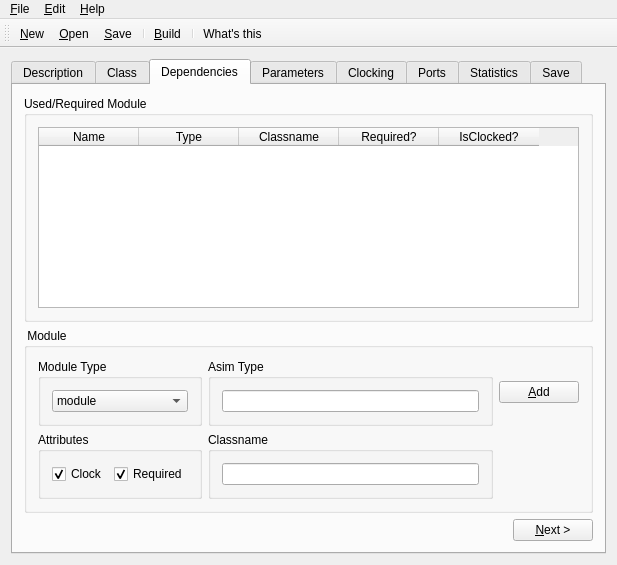
AWB-Tools/awb, file tools/awb/awb-wizard/awb_wizard.ui: the form before one commit.
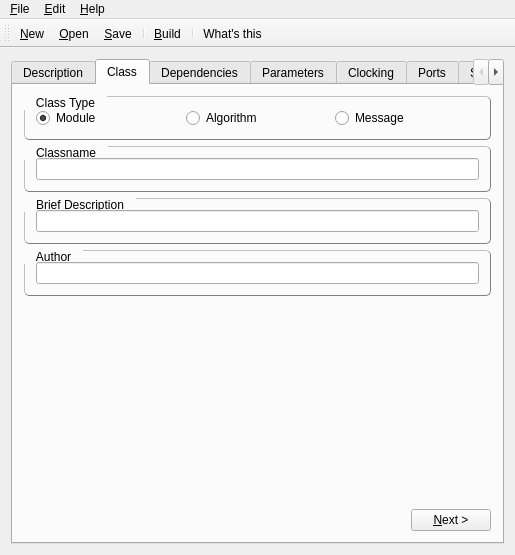
The form after the commit. The open tabs and pages were chosen to show the change. Icons and pictures are not drawn.

What changed in the file:
```diff
--- a/tools/awb/awb-wizard/awb_wizard.ui
+++ b/tools/awb/awb-wizard/awb_wizard.ui
@@ -7,8 +7,8 @@
    <rect>
     <x>0</x>
     <y>0</y>
-    <width>617</width>
-    <height>565</height>
+    <width>515</width>
+    <height>555</height>
    </rect>
   </property>
   <property name="windowTitle">
@@ -27,7 +27,7 @@
       <property name="currentIndex">
        <number>0</number>
       </property>
-      <widget class="QWidget" name="tab">
+      <widget class="QWidget" name="tab_1">
        <attribute name="title">
         <string>Description</string>
        </attribute>
@@ -229,7 +229,7 @@
         </item>
        </layout>
       </widget>
-      <widget class="QWidget" name="tab_1">
+      <widget class="QWidget" name="tab_2">
        <attribute name="title">
         <string>Class</string>
        </attribute>
@@ -248,6 +248,24 @@
           <property name="whatsThis">
            <string>Select the kind of module this class implements. The available types are: module for a normal module, algorithm for modules that simply provide a method call based interface and message for modules that implement the messages that are passed on ports.</string>
           </property>
+          <property name="styleSheet">
+           <string notr="true">QGroupBox {
+     border: 1px solid gray;
+     border-radius: 5px;
+      border-style: outset;
+     margin-top: 1ex; /* leave space at the top for the title */
+     margin-left: 1ex;
+     margin-right: 1ex;
+     margin-bottom: 1ex;
+   
+ }
+
+ QGroupBox::title {
+     subcontrol-origin: margin;
+     subcontrol-position: top left; /* position at the top center */
+     padding: 0 10px;
+ }</string>
+          </property>
           <property name="title">
            <string>Class Type</string>
           </property>
@@ -287,6 +305,24 @@
         </item>
         <item>
          <widget class="QGroupBox" name="Classname_Box">
+          <property name="styleSheet">
+           <string notr="true">QGroupBox {
+     border: 1px solid gray;
+     border-radius: 5px;
+      border-style: outset;
+     margin-top: 1ex; /* leave space at the top for the title */
+     margin-left: 1ex;
+     margin-right: 1ex;
+     margin-bottom: 1ex;
+   
+ }
+
+ QGroupBox::title {
+     subcontrol-origin: margin;
+     subcontrol-position: top left; /* position at the top center */
+     padding: 0 10px;
+ }</string>
+          </property>
           <property name="title">
            <string>Classname</string>
           </property>
@@ -315,6 +351,24 @@
         </item>
         <item>
          <widget class="QGroupBox" name="BriefDescBox">
+          <property name="styleSheet">
+           <string notr="true">QGroupBox {
+     border: 1px solid gray;
+     border-radius: 5px;
+      border-style: outset;
+     margin-top: 1ex; /* leave space at the top for the title */
+     margin-left: 1ex;
+     margin-right: 1ex;
+     margin-bottom: 1ex;
+   
+ }
+
+ QGroupBox::title {
+     subcontrol-origin: margin;
+     subcontrol-position: top left; /* position at the top center */
+     padding: 0 10px;
+ }</string>
+          </property>
           <property name="title">
            <string>Brief Description</string>
           </property>
@@ -343,6 +397,24 @@
         </item>
         <item>
          <widget class="QGroupBox" name="AuthorBox">
+          <property name="styleSheet">
+           <string notr="true">QGroupBox {
+     border: 1px solid gray;
+     border-radius: 5px;
+      border-style: outset;
+     margin-top: 1ex; /* leave space at the top for the title */
+     margin-left: 1ex;
+     margin-right: 1ex;
+     margin-bottom: 1ex;
+   
+ }
+
+ QGroupBox::title {
+     subcontrol-origin: margin;
+     subcontrol-position: top left; /* position at the top center */
+     padding: 0 10px;
+ }</string>
+          </property>
           <property name="title">
            <string>Author</string>
           </property>
@@ -423,7 +495,7 @@
         </item>
        </layout>
       </widget>
-      <widget class="QWidget" name="tab_2">
+      <widget class="QWidget" name="tab_3">
        <attribute name="title">
         <string>Dependencies</string>
        </attribute>
@@ -436,6 +508,24 @@
         </property>
         <item>
          <widget class="QGroupBox" name="RequiresBox">
+          <property name="styleSheet">
+           <string notr="true">QGroupBox {
+     border: 1px solid gray;
+     border-radius: 5px;
+      border-style: outset;
+     margin-top: 1ex; /* leave space at the top for the title */
+     margin-left: 1ex;
+     margin-right: 1ex;
+     margin-bottom: 1ex;
+   
+ }
+
+ QGroupBox::title {
+     subcontrol-origin: margin;
+     subcontrol-position: top left; /* position at the top center */
+     padding: 0 10px;
+ }</string>
+          </property>
           <property name="title">
            <string>Used/Required Module</string>
           </property>
@@ -447,13 +537,34 @@
             <number>11</number>
            </property>
            <item>
-            <widget class="QTableWidget" name="requires">
+            <widget class="QTreeWidget" name="requires">
+             <property name="minimumSize">
+              <size>
+               <width>0</width>
+               <height>0</height>
+              </size>
+             </property>
              <property name="toolTip">
               <string>The list of modules used by this module</string>
              </property>
              <property name="whatsThis">
               <string>This pane contains a list of those modules that are used or required by this module.</string>
              </property>
+             <property name="uniformRowHeights">
+              <bool>true</bool>
+             </property>
+             <attribute name="headerCascadingSectionResizes">
+              <bool>false</bool>
+             </attribute>
+             <attribute name="headerDefaultSectionSize">
+              <number>100</number>
+             </attribute>
+             <attribute name="headerHighlightSections">
+              <bool>true</bool>
+             </attribute>
+             <attribute name="headerStretchLastSection">
+              <bool>true</bool>
+             </attribute>
              <column>
               <property name="text">
                <string>Name</string>
@@ -489,6 +600,24 @@
           <property name="whatsThis">
            <string>This box is used to specify modules that are going to be used (and possibly required) by the module being created. For each such module, fill in the boxes and click add.</string>
           </property>
+          <property name="styleSheet">
+           <string notr="true">QGroupBox {
+     border: 1px solid gray;
+     border-radius: 5px;
+      border-style: outset;
+     margin-top: 1ex; /* leave space at the top for the title */
+     margin-left: 1ex;
+     margin-right: 1ex;
+     margin-bottom: 1ex;
+   
+ }
+
+ QGroupBox::title {
+     subcontrol-origin: margin;
+     subcontrol-position: top left; /* position at the top center */
+     padding: 0 10px;
+ }</string>
+          </property>
           <property name="title">
            <string> Module</string>
           </property>
@@ -684,7 +813,7 @@
         </item>
        </layout>
       </widget>
-      <widget class="QWidget" name="tab_3">
+      <widget class="QWidget" name="tab_4">
        <attribute name="title">
         <string>Parameters</string>
        </attribute>
@@ -930,7 +1059,7 @@
         </item>
        </layout>
       </widget>
-      <widget class="QWidget" name="tab_4">
+      <widget class="QWidget" name="tab_5">
        <attribute name="title">
         <string>Clocking</string>
        </attribute>
@@ -1130,7 +1259,7 @@
         </item>
        </layout>
       </widget>
-      <widget class="QWidget" name="tab_5">
+      <widget class="QWidget" name="tab_6">
        <attribute name="title">
         <string>Ports</string>
        </attribute>
@@ -1434,7 +1563,7 @@
         </item>
        </layout>
       </widget>
-      <widget class="QWidget" name="tab_6">
+      <widget class="QWidget" name="tab_7">
        <attribute name="title">
         <string>Statistics</string>
        </attribute>
@@ -1671,7 +1800,7 @@
         </item>
        </layout>
       </widget>
-      <widget class="QWidget" name="tab_7">
+      <widget class="QWidget" name="tab_8">
        <attribute name="title">
         <string>Save</string>
        </attribute>
@@ -1873,8 +2002,8 @@
     <rect>
      <x>0</x>
      <y>0</y>
-     <width>617</width>
-     <height>22</height>
+     <width>515</width>
+     <height>25</height>
     </rect>
    </property>
    <widget class="QMenu" name="fileMenu">
```
Left out of the diff: 583 changed lines with no effect on the pictures.
